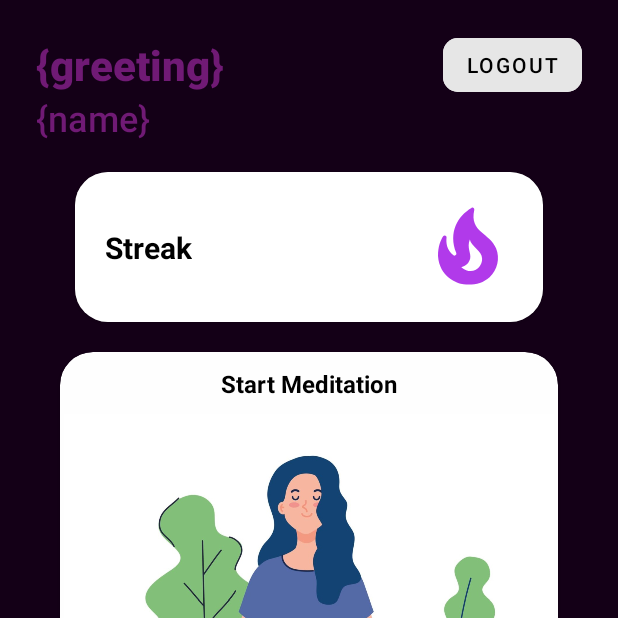
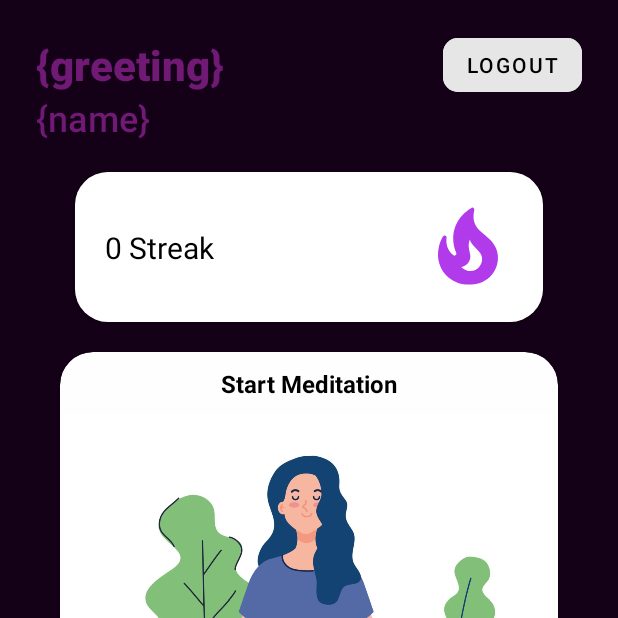
Before and after one commit to kchristian03/VPFinalProject, an Android app: the HomeFragment screen opened directly, with no data from a screen before it, on a phone screen of 412 x 824 dp, the top half of it. Run offline under Robolectric (Android 15) with nearby library versions, the phone set to English and light mode, and no system bars; our stand-ins replace navigation-ui.

Commit message:
last update from me.

```diff
--- a/app/src/main/java/com/uc/vpfinalproject/view/home/HomeFragment.kt
+++ b/app/src/main/java/com/uc/vpfinalproject/view/home/HomeFragment.kt
@@ -142,7 +142,7 @@ class HomeFragment : Fragment() {
 
     private fun Listener() {
         binding.meditateCV.setOnClickListener() {
-            checkstreak()
+            //checkstreak()
             val myIntent = Intent(activity, MeditateActivity::class.java)
             startActivity(myIntent)
         }
--- a/app/src/main/res/layout/fragment_home.xml
+++ b/app/src/main/res/layout/fragment_home.xml
@@ -74,10 +74,10 @@
                 android:layout_width="wrap_content"
                 android:layout_height="wrap_content"
                 android:layout_marginStart="20dp"
-                android:text="Streak"
+                android:text="0 Streak"
                 android:textColor="#000000"
                 android:textSize="20sp"
-                android:textStyle="bold"
+                android:textStyle="normal"
                 app:layout_constraintBottom_toBottomOf="parent"
                 app:layout_constraintStart_toStartOf="parent"
                 app:layout_constraintTop_toTopOf="parent" />
```
